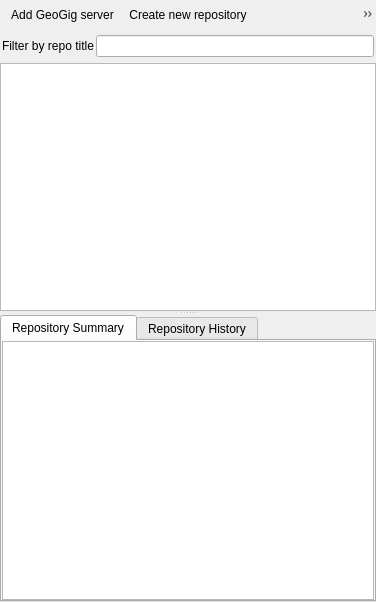
First picture: the form in geogig/ui/navigatordialog.ui, repository boundlessgeo/qgis-geogiglight-plugin, before the edit.
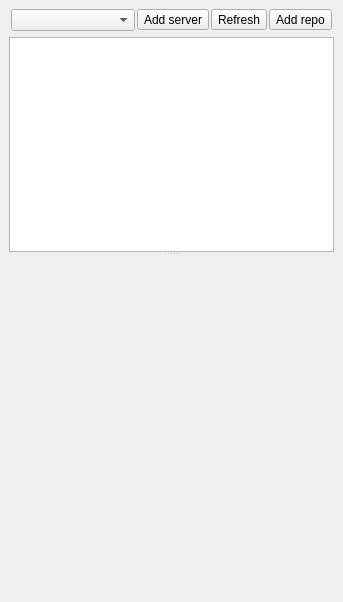
Second picture: the form after the edit. Custom widgets are drawn as their Qt base class.

The edit to the form file:
```diff
--- a/geogig/ui/navigatordialog.ui
+++ b/geogig/ui/navigatordialog.ui
@@ -6,7 +6,7 @@
    <rect>
     <x>0</x>
     <y>0</y>
-    <width>376</width>
+    <width>343</width>
     <height>602</height>
    </rect>
   </property>
@@ -21,33 +21,6 @@
   </property>
   <widget class="QWidget" name="dockWidgetContents">
    <layout class="QVBoxLayout" name="verticalLayout_2">
-    <property name="margin">
-     <number>0</number>
-    </property>
-    <item>
-     <widget class="QToolBar" name="navigatorToolbar">
-      <property name="iconSize">
-       <size>
-        <width>16</width>
-        <height>16</height>
-       </size>
-      </property>
-      <property name="floatable">
-       <bool>false</bool>
-      </property>
-      <addaction name="actionAddGeoGigServer"/>
-      <addaction name="actionCreateRepository"/>
-      <addaction name="actionAddLayer"/>
-      <addaction name="actionRefresh"/>
-      <addaction name="actionShowFilter"/>
-      <addaction name="actionDelete"/>
-      <addaction name="actionEdit"/>
-      <addaction name="actionManageRemotes"/>
-      <addaction name="actionPull"/>
-      <addaction name="actionPush"/>
-      <addaction name="actionHelp"/>
-     </widget>
-    </item>
     <item>
      <widget class="QWidget" name="filterWidget" native="true">
       <layout class="QHBoxLayout" name="horizontalLayout">
@@ -88,19 +61,26 @@
            <number>0</number>
           </property>
           <item>
-           <widget class="QLabel" name="label">
+           <widget class="QComboBox" name="comboEndpoint"/>
+          </item>
+          <item>
+           <widget class="QToolButton" name="btnAddServer">
             <property name="text">
-             <string>Filter by repo title</string>
+             <string>Add server</string>
             </property>
            </widget>
           </item>
           <item>
-           <widget class="QgsFilterLineEdit" name="leFilter">
-            <property name="sizePolicy">
-             <sizepolicy hsizetype="Expanding" vsizetype="Preferred">
-              <horstretch>0</horstretch>
-              <verstretch>0</verstretch>
-             </sizepolicy>
+           <widget class="QToolButton" name="btnRefresh">
+            <property name="text">
+             <string>Refresh</string>
+            </property>
+           </widget>
+          </item>
+          <item>
+           <widget class="QToolButton" name="btnAddRepo">
+            <property name="text">
+             <string>Add repo</string>
             </property>
            </widget>
           </item>
@@ -149,52 +129,19 @@
         </item>
        </layout>
       </widget>
-      <widget class="QTabWidget" name="tabWidget">
-       <property name="currentIndex">
-        <number>0</number>
+      <widget class="QWidget" name="versionsWidget" native="true">
+       <property name="sizePolicy">
+        <sizepolicy hsizetype="Preferred" vsizetype="MinimumExpanding">
+         <horstretch>0</horstretch>
+         <verstretch>0</verstretch>
+        </sizepolicy>
        </property>
-       <widget class="QWidget" name="tab">
-        <attribute name="title">
-         <string>Repository Summary</string>
-        </attribute>
-        <layout class="QGridLayout" name="gridLayout_2">
-         <property name="margin">
-          <number>0</number>
-         </property>
-         <item row="0" column="0">
-          <widget class="QTextBrowser" name="repoDescription">
-           <property name="enabled">
-            <bool>true</bool>
-           </property>
-           <property name="sizePolicy">
-            <sizepolicy hsizetype="Expanding" vsizetype="Expanding">
-             <horstretch>0</horstretch>
-             <verstretch>0</verstretch>
-            </sizepolicy>
-           </property>
-           <property name="frameShape">
-            <enum>QFrame::StyledPanel</enum>
-           </property>
-           <property name="frameShadow">
-            <enum>QFrame::Sunken</enum>
-           </property>
-          </widget>
-         </item>
-        </layout>
-       </widget>
-       <widget class="QWidget" name="tab_2">
-        <attribute name="title">
-         <string>Repository History</string>
-        </attribute>
-        <layout class="QGridLayout" name="gridLayout_3">
-         <property name="margin">
-          <number>0</number>
-         </property>
-         <item row="0" column="0">
-          <widget class="QWidget" name="versionsWidget" native="true"/>
-         </item>
-        </layout>
-       </widget>
+       <property name="minimumSize">
+        <size>
+         <width>0</width>
+         <height>300</height>
+        </size>
+       </property>
       </widget>
      </widget>
     </item>
@@ -289,13 +236,6 @@
    </property>
   </action>
  </widget>
- <customwidgets>
-  <customwidget>
-   <class>QgsFilterLineEdit</class>
-   <extends>QLineEdit</extends>
-   <header>qgis.gui</header>
-  </customwidget>
- </customwidgets>
  <resources/>
  <connections/>
 </ui>
```
